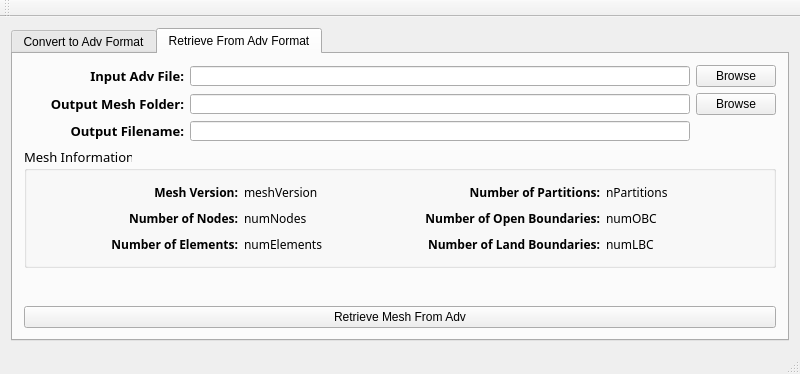
Above: AdVersion_gui/mainwindow.ui from zcobell/AdVersion before the change. Below: the same form after it.
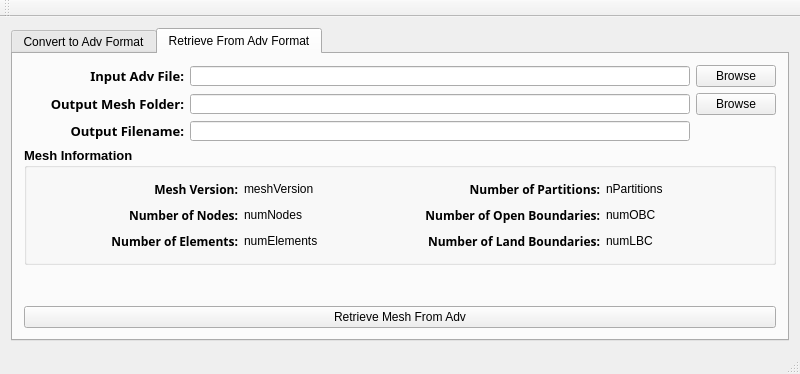
That is the form after the change. The open tabs and pages were chosen to show the change. Icons and pictures are not drawn.

Commit message: Adjusting fonts in GUI

```diff
--- a/AdVersion_gui/mainwindow.ui
+++ b/AdVersion_gui/mainwindow.ui
@@ -6,7 +6,7 @@
    <rect>
     <x>0</x>
     <y>0</y>
-    <width>795</width>
+    <width>797</width>
     <height>374</height>
    </rect>
   </property>
@@ -628,8 +628,10 @@
          <widget class="QGroupBox" name="groupBox_meshInfo">
           <property name="font">
            <font>
-            <family>Sans</family>
+            <family>MS Shell Dlg 2</family>
             <pointsize>10</pointsize>
+            <weight>75</weight>
+            <bold>true</bold>
            </font>
           </property>
           <property name="title">
@@ -688,6 +690,8 @@
                <property name="font">
                 <font>
                  <pointsize>9</pointsize>
+                 <weight>50</weight>
+                 <bold>false</bold>
                 </font>
                </property>
                <property name="text">
@@ -742,6 +746,8 @@
                <property name="font">
                 <font>
                  <pointsize>9</pointsize>
+                 <weight>50</weight>
+                 <bold>false</bold>
                 </font>
                </property>
                <property name="text">
@@ -813,6 +819,8 @@
                <property name="font">
                 <font>
                  <pointsize>9</pointsize>
+                 <weight>50</weight>
+                 <bold>false</bold>
                 </font>
                </property>
                <property name="text">
@@ -867,6 +875,8 @@
                <property name="font">
                 <font>
                  <pointsize>9</pointsize>
+                 <weight>50</weight>
+                 <bold>false</bold>
                 </font>
                </property>
                <property name="text">
@@ -938,6 +948,8 @@
                <property name="font">
                 <font>
                  <pointsize>9</pointsize>
+                 <weight>50</weight>
+                 <bold>false</bold>
                 </font>
                </property>
                <property name="text">
@@ -992,6 +1004,8 @@
                <property name="font">
                 <font>
                  <pointsize>9</pointsize>
+                 <weight>50</weight>
+                 <bold>false</bold>
                 </font>
                </property>
                <property name="text">
```
Left out of the diff: 4 changed lines with no effect on the pictures.
